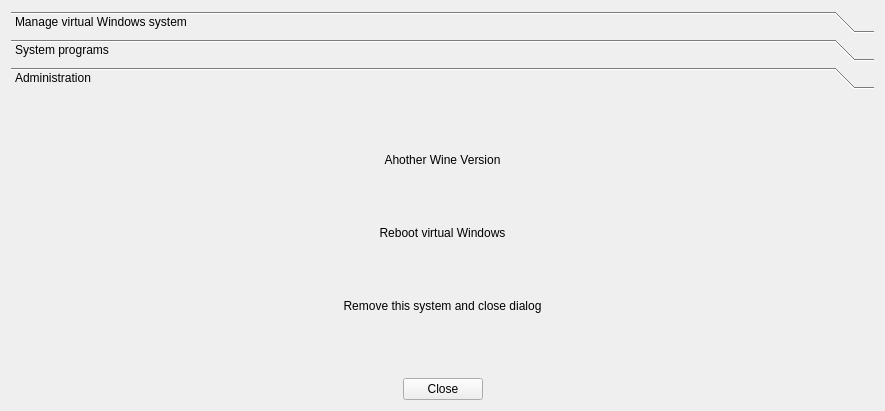
The window that src/prefixdialog.ui (pashazz/winegame) describes before a commit, drawn with Qt 5.
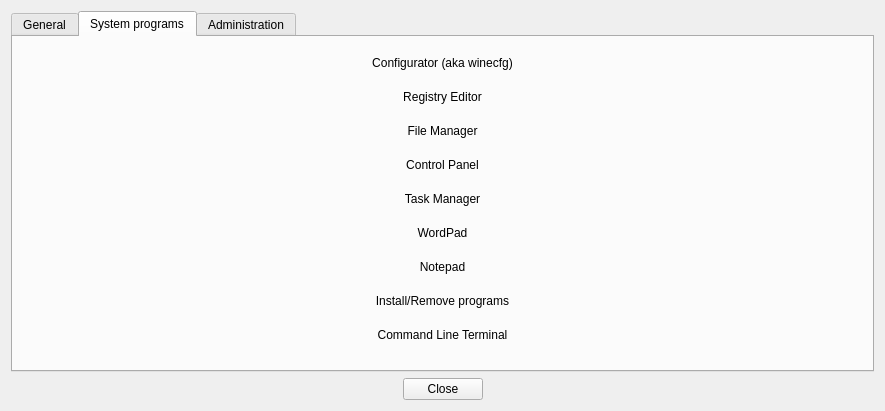
The same window after the commit. Icons and pictures are not drawn.

Commit message: Tabs in PrefixDialog

What changed in the file:
```diff
--- a/src/prefixdialog.ui
+++ b/src/prefixdialog.ui
@@ -19,21 +19,16 @@
   </property>
   <layout class="QVBoxLayout" name="verticalLayout">
    <item>
-    <widget class="QToolBox" name="toolBox">
+    <widget class="QTabWidget" name="tabWidget">
      <property name="currentIndex">
       <number>2</number>
      </property>
-     <widget class="QWidget" name="page">
-      <property name="geometry">
-       <rect>
-        <x>0</x>
-        <y>0</y>
-        <width>867</width>
-        <height>283</height>
-       </rect>
-      </property>
-      <attribute name="label">
-       <string>Manage virtual Windows system</string>
+     <property name="movable">
+      <bool>true</bool>
+     </property>
+     <widget class="QWidget" name="tabWidgetPage1" native="true">
+      <attribute name="title">
+       <string>General</string>
       </attribute>
       <layout class="QVBoxLayout" name="verticalLayout_2">
        <item>
@@ -91,16 +86,8 @@
        </item>
       </layout>
      </widget>
-     <widget class="QWidget" name="page_2">
-      <property name="geometry">
-       <rect>
-        <x>0</x>
-        <y>0</y>
-        <width>867</width>
-        <height>283</height>
-       </rect>
-      </property>
-      <attribute name="label">
+     <widget class="QWidget" name="tabWidgetPage2" native="true">
+      <attribute name="title">
        <string>System programs</string>
       </attribute>
       <layout class="QGridLayout" name="gridLayout">
@@ -196,16 +183,8 @@
        </item>
       </layout>
      </widget>
-     <widget class="QWidget" name="page_3">
-      <property name="geometry">
-       <rect>
-        <x>0</x>
-        <y>0</y>
-        <width>867</width>
-        <height>283</height>
-       </rect>
-      </property>
-      <attribute name="label">
+     <widget class="QWidget" name="tabWidgetPage3" native="true">
+      <attribute name="title">
        <string>Administration</string>
       </attribute>
       <layout class="QGridLayout" name="gridLayout_2">
```
Left out of the diff: 8 changed lines with no effect on the pictures. The commit also changes 2 other files.
